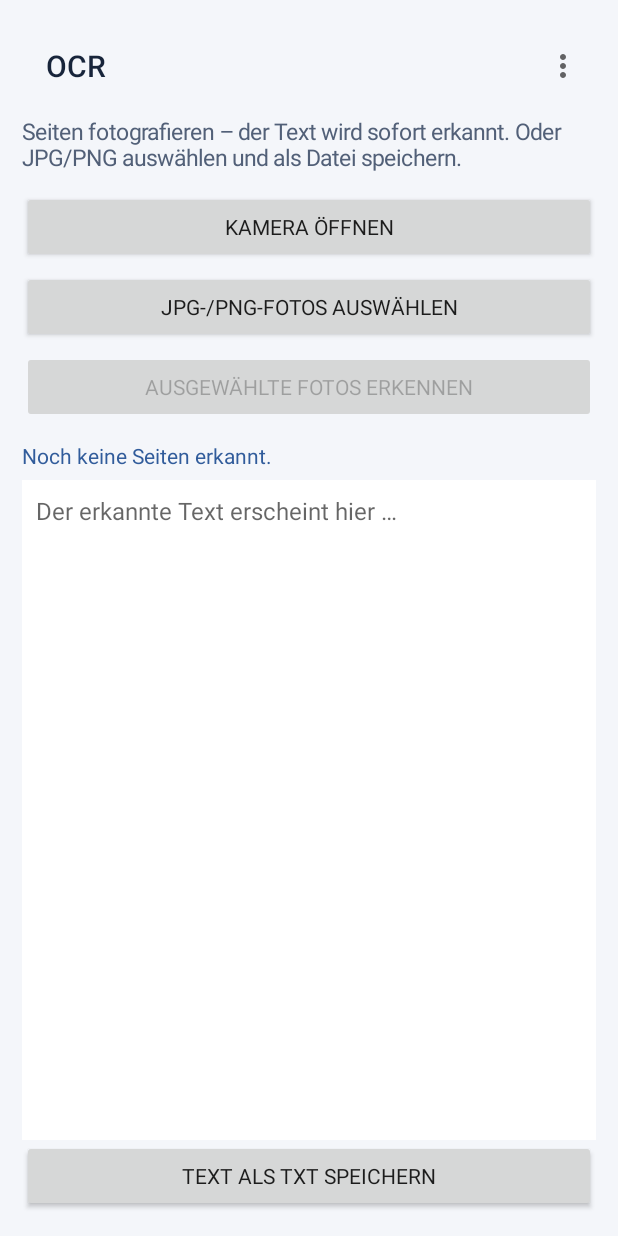
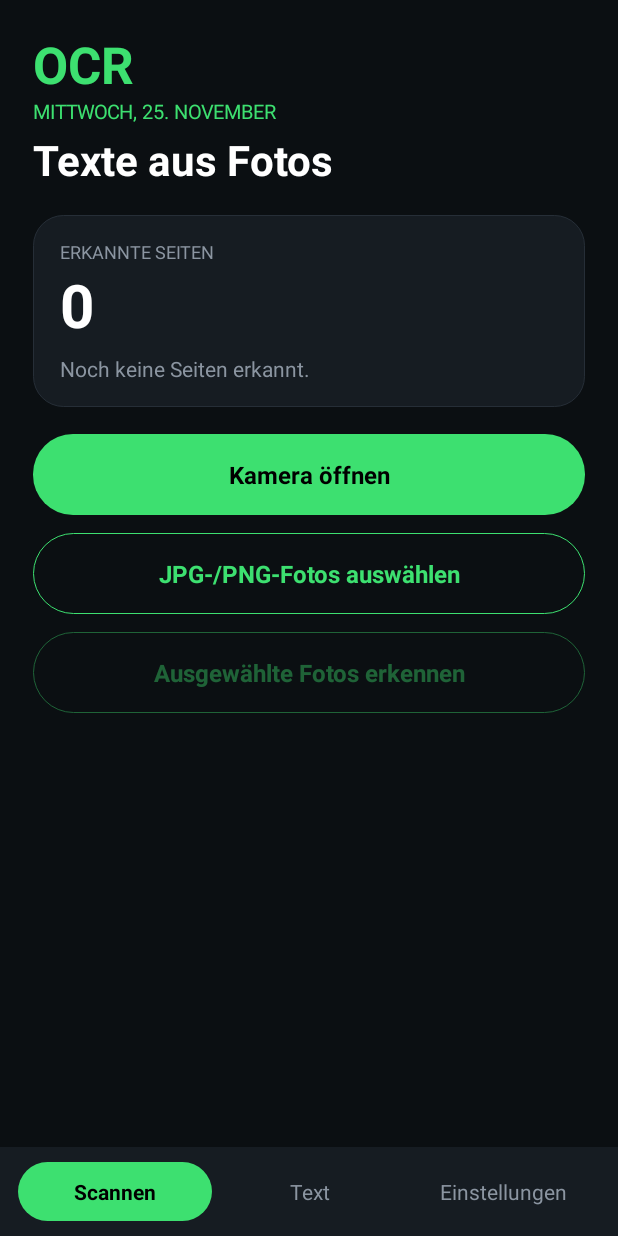
Before and after one commit to Uwaga2026/OCR-Android, an Android app: the screen it shows after launch (MainActivity), on a phone screen of 412 x 824 dp. Run offline under Robolectric (Android 15) with nearby library versions, the phone set to English and light mode, and no system bars; libraries missing offline, so code that uses them is left out: com.google.mlkit.vision, kotlinx.coroutines.tasks.

Commit message:
Icon ohne weißen Rand, Design im dunklen Stil mit Navigation
Co-Authored-By: Claude Haiku 5.5 <noreply@anthropic.com>
Claude-Session: https://claude.ai/code/session_01QGCmoMnRYVUWMxWWtuWcFb

```diff
--- a/app/src/main/java/de/example/buchocr/CameraActivity.kt
+++ b/app/src/main/java/de/example/buchocr/CameraActivity.kt
@@ -114,7 +114,7 @@ class CameraActivity : AppCompatActivity() {
             text = "Foto"
             textSize = 16f
             setTextColor(Color.BLACK)
-            background = circle(Color.WHITE)
+            background = circle(0xFF3DE070.toInt())
             setOnClickListener { takePhoto() }
         }
         val done = Button(this).apply {
@@ -201,7 +201,7 @@ class CameraActivity : AppCompatActivity() {
     private fun showBadge(style: Style, message: String) {
         badge.background = circle(
             when (style) {
-                Style.GOOD -> 0xFF2E7D32.toInt()
+                Style.GOOD -> 0xFF2BC05E.toInt()
                 Style.WARN -> 0xFFEF8F00.toInt()
                 Style.BAD -> 0xFFC62828.toInt()
             }
--- a/app/src/main/java/de/example/buchocr/MainActivity.kt
+++ b/app/src/main/java/de/example/buchocr/MainActivity.kt
@@ -1,10 +1,14 @@
 package de.example.buchocr
 
+import android.content.Context
 import android.content.Intent
 import android.graphics.Color
 import android.graphics.Typeface
+import android.graphics.drawable.GradientDrawable
+import android.net.Uri
 import android.os.Bundle
 import android.view.Gravity
+import android.view.View
 import android.view.ViewGroup
 import android.view.textservice.SentenceSuggestionsInfo
 import android.view.textservice.SpellCheckerSession
@@ -13,14 +17,14 @@ import android.view.textservice.TextInfo
 import android.view.textservice.TextServicesManager
 import android.widget.Button
 import android.widget.EditText
+import android.widget.FrameLayout
 import android.widget.LinearLayout
+import android.widget.ScrollView
 import android.widget.TextView
 import android.widget.Toast
-import android.content.Context
 import androidx.activity.result.contract.ActivityResultContracts
 import androidx.appcompat.app.AlertDialog
 import androidx.appcompat.app.AppCompatActivity
-import androidx.appcompat.widget.Toolbar
 import androidx.core.view.ViewCompat
 import androidx.core.view.WindowCompat
 import androidx.core.view.WindowInsetsCompat
@@ -30,16 +34,27 @@ import java.text.SimpleDateFormat
 import java.util.Date
 import java.util.Locale
 
+// Farben aus dem Design
+private val BG = 0xFF0B0F12.toInt()
+private val CARD = 0xFF161C22.toInt()
+private val CARD_BORDER = 0xFF262E37.toInt()
+private val GREEN = 0xFF3DE070.toInt()
+private val TEXT = 0xFFFFFFFF.toInt()
+private val MUTED = 0xFF8B95A1.toInt()
+private val DANGER = 0xFFFF6B6B.toInt()
+
 class MainActivity : AppCompatActivity() {
 
-    private lateinit var toolbar: Toolbar
-    private lateinit var status: TextView
+    private lateinit var countView: TextView
+    private lateinit var statusHint: TextView
     private lateinit var editor: EditText
     private lateinit var runButton: Button
     private lateinit var chooseButton: Button
     private lateinit var cameraButton: Button
+    private lateinit var panels: List<View>
+    private lateinit var navTabs: List<TextView>
 
-    private val pending = mutableListOf<android.net.Uri>()
+    private val pending = mutableListOf<Uri>()
     private var busy = false
     private var spellSession: SpellCheckerSession? = null
 
@@ -68,6 +83,7 @@ class MainActivity : AppCompatActivity() {
     override fun onCreate(savedInstanceState: Bundle?) {
         super.onCreate(savedInstanceState)
         buildScreen()
+        showTab(0)
     }
 
     override fun onResume() {
@@ -82,108 +98,207 @@ class MainActivity : AppCompatActivity() {
         ScanStore.text = editor.text.toString()
     }
 
+    // --- Aufbau ----------------------------------------------------------------------
+
+    private fun dp(v: Int) = (v * resources.displayMetrics.density).toInt()
+
+    private fun rounded(color: Int, radius: Float, strokeDp: Int = 0, strokeColor: Int = 0) =
+        GradientDrawable().apply {
+            setColor(color)
+            cornerRadius = radius
+            if (strokeDp > 0) setStroke(dp(strokeDp), strokeColor)
+        }
+
+    private fun label(text: String, size: Float, color: Int, bold: Boolean = false) = TextView(this).apply {
+        this.text = text
+        textSize = size
+        setTextColor(color)
+        if (bold) typeface = Typeface.DEFAULT_BOLD
+    }
+
+    private fun column() = LinearLayout(this).apply { orientation = LinearLayout.VERTICAL }
+
+    private fun card() = LinearLayout(this).apply {
+        orientation = LinearLayout.VERTICAL
+        background = rounded(CARD, dp(20).toFloat(), 1, CARD_BORDER)
+        setPadding(dp(18), dp(16), dp(18), dp(16))
+    }
+
+    private fun lp(bottomDp: Int = 0) = LinearLayout.LayoutParams(
+        ViewGroup.LayoutParams.MATCH_PARENT, ViewGroup.LayoutParams.WRAP_CONTENT
+    ).apply { bottomMargin = dp(bottomDp) }
+
+    /** Pillenform wie im Design: gefüllt (Akzent) oder umrandet. */
+    private fun pill(text: String, filled: Boolean, color: Int = GREEN, onClick: () -> Unit): Button =
+        Button(this).apply {
+            this.text = text
+            isAllCaps = false
+            textSize = 16f
+            typeface = Typeface.DEFAULT_BOLD
+            stateListAnimator = null
+            elevation = 0f
+            minHeight = dp(54)
+            setTextColor(if (filled) Color.BLACK else color)
+            background = if (filled) rounded(GREEN, dp(27).toFloat())
+            else rounded(Color.TRANSPARENT, dp(27).toFloat(), 1, color)
+            setOnClickListener { onClick() }
+        }
+
     private fun buildScreen() {
-        toolbar = Toolbar(this).apply {
-            title = "OCR"
-            setTitleTextColor(0xFF17243A.toInt())
-            setBackgroundColor(0xFFF4F6FA.toInt())
-            inflateMenu(R.menu.main_menu)
-            setOnMenuItemClickListener { item ->
-                when (item.itemId) {
-                    R.id.menu_spell -> { spellCheck(); true }
-                    R.id.menu_clear -> { confirmClear(); true }
-                    else -> false
-                }
-            }
+        val root = LinearLayout(this).apply {
+            orientation = LinearLayout.VERTICAL
+            setBackgroundColor(BG)
         }
-        val outer = LinearLayout(this).apply {
-            orientation = LinearLayout.VERTICAL
-            setPadding(22, 24, 22, 16)
-            setBackgroundColor(0xFFF4F6FA.toInt())
-        }
-        val intro = TextView(this).apply {
-            text = "Seiten fotografieren – der Text wird sofort erkannt. Oder JPG/PNG auswählen und als Datei speichern."
-            textSize = 15f
-            setTextColor(0xFF526078.toInt())
-            setPadding(0, 8, 0, 18)
-        }
-        cameraButton = Button(this).apply {
-            text = "Kamera öffnen"
-            setOnClickListener { startActivity(Intent(this@MainActivity, CameraActivity::class.java)) }
-        }
-        chooseButton = Button(this).apply {
-            text = "JPG-/PNG-Fotos auswählen"
-            setOnClickListener { picker.launch(arrayOf("image/jpeg", "image/png")) }
-        }
-        runButton = Button(this).apply {
-            text = "Ausgewählte Fotos erkennen"
-            isEnabled = false
-            setOnClickListener { processPending() }
-        }
-        status = TextView(this).apply {
-            textSize = 14f
-            setTextColor(0xFF315C9B.toInt())
-            setPadding(0, 10, 0, 10)
-        }
-        editor = EditText(this).apply {
-            hint = "Der erkannte Text erscheint hier …"
-            textSize = 16f
-            gravity = Gravity.TOP
-            minLines = 12
-            setPadding(14, 14, 14, 14)
-            setBackgroundColor(0xFFFFFFFF.toInt())
-        }
-        val save = Button(this).apply {
-            text = "Text als TXT speichern"
-            setOnClickListener { saveText() }
-        }
-        outer.addView(toolbar, LinearLayout.LayoutParams(
+        val content = FrameLayout(this)
+        panels = listOf(buildHome(), buildText(), buildSettings())
+        panels.forEach { content.addView(it, FrameLayout.LayoutParams(
+            ViewGroup.LayoutParams.MATCH_PARENT, ViewGroup.LayoutParams.MATCH_PARENT
+        )) }
+        root.addView(content, LinearLayout.LayoutParams(ViewGroup.LayoutParams.MATCH_PARENT, 0, 1f))
+        root.addView(buildNav(), LinearLayout.LayoutParams(
             ViewGroup.LayoutParams.MATCH_PARENT, ViewGroup.LayoutParams.WRAP_CONTENT
         ))
-        outer.addView(intro)
-        outer.addView(cameraButton, match())
-        outer.addView(chooseButton, match())
-        outer.addView(runButton, match())
-        outer.addView(status)
-        outer.addView(editor, LinearLayout.LayoutParams(
-            ViewGroup.LayoutParams.MATCH_PARENT, 0, 1f
-        ))
-        outer.addView(save, match())
-        setContentView(outer)
+        setContentView(root)
 
         // Ab Android 15 (targetSdk 35) zeichnet sich die App hinter Status- und Navigationsleiste.
-        // Der Abstand unten berücksichtigt außerdem die Bildschirmtastatur.
+        // Unten Platz für Navigationsleiste oder Bildschirmtastatur lassen.
         WindowCompat.setDecorFitsSystemWindows(window, true)
-        ViewCompat.setOnApplyWindowInsetsListener(outer) { v, insets ->
+        ViewCompat.setOnApplyWindowInsetsListener(root) { v, insets ->
             val bars = insets.getInsets(WindowInsetsCompat.Type.systemBars())
             val ime = insets.getInsets(WindowInsetsCompat.Type.ime())
-            v.setPadding(
-                22 + bars.left, 24 + bars.top, 22 + bars.right,
-                16 + maxOf(bars.bottom, ime.bottom)
-            )
+            v.setPadding(bars.left, bars.top, bars.right, maxOf(bars.bottom, ime.bottom))
             insets
         }
     }
 
-    private fun match() = LinearLayout.LayoutParams(
-        ViewGroup.LayoutParams.MATCH_PARENT, ViewGroup.LayoutParams.WRAP_CONTENT
-    ).apply { bottomMargin = 8 }
+    private fun buildHome(): View {
+        val col = column().apply { setPadding(dp(22), dp(20), dp(22), dp(16)) }
+        col.addView(label("OCR", 34f, GREEN, true))
+        col.addView(label(
+            SimpleDateFormat("EEEE, d. MMMM", Locale.GERMANY).format(Date()).uppercase(Locale.GERMANY),
+            13f, GREEN
+        ))
+        col.addView(label("Texte aus Fotos", 28f, TEXT, true).apply { setPadding(0, dp(4), 0, dp(18)) })
+
+        val statusCard = card()
+        statusCard.addView(label("ERKANNTE SEITEN", 12f, MUTED))
+        countView = label("0", 40f, TEXT, true)
+        statusCard.addView(countView)
+        statusHint = label("", 14f, MUTED).apply { setPadding(0, dp(6), 0, 0) }
+        statusCard.addView(statusHint)
+        col.addView(statusCard, lp(18))
+
+        cameraButton = pill("Kamera öffnen", true) { startActivity(Intent(this, CameraActivity::class.java)) }
+        chooseButton = pill("JPG-/PNG-Fotos auswählen", false) { picker.launch(arrayOf("image/jpeg", "image/png")) }
+        runButton = pill("Ausgewählte Fotos erkennen", false) { processPending() }
+        col.addView(cameraButton, lp(12))
+        col.addView(chooseButton, lp(12))
+        col.addView(runButton, lp(0))
+
+        return ScrollView(this).apply { addView(col) }
+    }
+
+    private fun buildText(): View {
+        val col = column().apply { setPadding(dp(22), dp(20), dp(22), dp(16)) }
+        col.addView(label("Erkannter Text", 26f, TEXT, true), lp(14))
+        editor = EditText(this).apply {
+            hint = "Der erkannte Text erscheint hier …"
+            textSize = 16f
+            setTextColor(TEXT)
+            setHintTextColor(MUTED)
+            gravity = Gravity.TOP
+            background = rounded(CARD, dp(20).toFloat(), 1, CARD_BORDER)
+            setPadding(dp(16), dp(16), dp(16), dp(16))
+        }
+        col.addView(editor, LinearLayout.LayoutParams(ViewGroup.LayoutParams.MATCH_PARENT, 0, 1f).apply {
+            bottomMargin = dp(14)
+        })
+        col.addView(pill("Als TXT speichern", true) { saveText() }, lp(12))
+        col.addView(pill("Teilen", false) { shareText() }, lp(0))
+        return col
+    }
+
+    private fun buildSettings(): View {
+        val col = column().apply { setPadding(dp(22), dp(20), dp(22), dp(16)) }
+        col.addView(label("Einstellungen", 26f, TEXT, true), lp(16))
+
+        val spell = card()
+        spell.addView(label("Rechtschreibung", 18f, TEXT, true))
+        spell.addView(label(
+            "Prüft den Text mit der Rechtschreibprüfung deines Handys und zeigt Vorschläge.",
+            14f, MUTED
+        ).apply { setPadding(0, dp(6), 0, dp(12)) })
+        spell.addView(pill("Rechtschreibung prüfen", false) { spellCheck() }, lp(0))
+        col.addView(spell, lp(14))
+
+        val clear = card()
+        clear.addView(label("Text löschen", 18f, TEXT, true))
+        clear.addView(label(
+            "Entfernt den erkannten Text und die Seitenzählung. Deine Fotos bleiben erhalten.",
+            14f, MUTED
+        ).apply { setPadding(0, dp(6), 0, dp(12)) })
+        clear.addView(pill("Text löschen …", false, DANGER) { confirmClear() }, lp(0))
+        col.addView(clear, lp(14))
+
+        val privacy = card()
+        privacy.addView(label("Datenschutz", 18f, TEXT, true))
+        privacy.addView(label(
+            "Die Texterkennung läuft offline auf deinem Gerät. Die App lädt keine Fotos hoch.",
+            14f, MUTED
+        ).apply { setPadding(0, dp(6), 0, 0) })
+        col.addView(privacy)
+
+        return ScrollView(this).apply { addView(col) }
+    }
+
+    private fun buildNav(): View {
+        val bar = LinearLayout(this).apply {
+            orientation = LinearLayout.HORIZONTAL
+            setBackgroundColor(CARD)
+            setPadding(dp(12), dp(10), dp(12), dp(10))
+            gravity = Gravity.CENTER
+        }
+        navTabs = listOf("Scannen", "Text", "Einstellungen").mapIndexed { i, name ->
+            TextView(this).apply {
+                text = name
+                textSize = 14f
+                gravity = Gravity.CENTER
+                setPadding(dp(10), dp(10), dp(10), dp(10))
+                setOnClickListener { showTab(i) }
+            }.also { bar.addView(it, LinearLayout.LayoutParams(0, ViewGroup.LayoutParams.WRAP_CONTENT, 1f)) }
+        }
+        return bar
+    }
+
+    private fun showTab(index: Int) {
+        panels.forEachIndexed { i, v -> v.visibility = if (i == index) View.VISIBLE else View.GONE }
+        navTabs.forEachIndexed { i, t ->
+            val active = i == index
+            t.background = if (active) rounded(GREEN, dp(22).toFloat()) else null
+            t.setTextColor(if (active) Color.BLACK else MUTED)
+            t.typeface = if (active) Typeface.DEFAULT_BOLD else Typeface.DEFAULT
+        }
+    }
+
+    private fun updateStatus() {
+        countView.text = ScanStore.pageCount.toString()
+        statusHint.text = when {
+            pending.isNotEmpty() -> "${pending.size} Foto(s) warten auf Erkennung."
+            ScanStore.pageCount == 0 -> "Noch keine Seiten erkannt."
+            else -> "Du kannst den Text korrigieren, die Rechtschreibung prüfen und speichern."
+        }
+        runButton.isEnabled = !busy && pending.isNotEmpty()
+        runButton.alpha = if (runButton.isEnabled) 1f else 0.4f
+    }
 
     private fun setBusy(value: Boolean) {
         busy = value
         cameraButton.isEnabled = !value
         chooseButton.isEnabled = !value
-        runButton.isEnabled = !value && pending.isNotEmpty()
+        updateStatus()
     }
 
-    private fun updateStatus() {
-        status.text = when {
-            pending.isNotEmpty() -> "${pending.size} Foto(s) warten auf Erkennung."
-            ScanStore.pageCount == 0 -> "Noch keine Seiten erkannt."
-            else -> "${ScanStore.pageCount} Seite(n) erkannt. Du kannst den Text korrigieren, die Rechtschreibung prüfen und speichern."
-        }
-        runButton.isEnabled = !busy && pending.isNotEmpty()
-    }
+    // --- Erkennung -----------------------------------------------------------------
 
     /** Ausgewählte JPG/PNG-Dateien nacheinander erkennen. */
     private fun processPending() {
@@ -197,25 +312,26 @@ class MainActivity : AppCompatActivity() {
             var skipped = 0
             try {
                 batch.forEachIndexed { index, uri ->
-                    status.text = "Foto ${index + 1} von ${batch.size} wird erkannt …"
+                    statusHint.text = "Foto ${index + 1} von ${batch.size} wird erkannt …"
                     when (ScanStore.process(this@MainActivity, uri)) {
                         ScanStore.Outcome.NEW_PAGE -> newPages++
                         else -> skipped++
                     }
                     editor.setText(ScanStore.text)
                 }
-                status.text = "$newPages Seite(n) neu erkannt" +
+                statusHint.text = "$newPages Seite(n) neu erkannt" +
                     (if (skipped > 0) ", $skipped doppelt übersprungen" else "") + "."
             } catch (e: Exception) {
-                status.text = "Fehler bei der Texterkennung: ${e.localizedMessage ?: "Unbekannter Fehler"}"
+                statusHint.text = "Fehler bei der Texterkennung: ${e.localizedMessage ?: "Unbekannter Fehler"}"
             } finally {
                 setBusy(false)
-                if (pending.isNotEmpty()) processPending() else updateStatus()
+                if (pending.isNotEmpty()) processPending()
+                else updateStatus()
             }
         }
     }
 
-    // --- Rechtschreibung ----------------------------------------------------------
+    // --- Rechtschreibung --------------------------------------------------------------
 
     private fun spellCheck() {
         val text = editor.text.toString()
@@ -295,7 +411,7 @@ class MainActivity : AppCompatActivity() {
         editor.setText(regex.replace(editor.text.toString(), Regex.escapeReplacement(replacement)))
     }
 
-    // --- Text löschen und speichern ------------------------------------------------
+    // --- Löschen, speichern, teilen -------------------------------------------------
 
     private fun confirmClear() {
         AlertDialog.Builder(this)
@@ -322,4 +438,17 @@ class MainActivity : AppCompatActivity() {
         val stamp = SimpleDateFormat("yyyyMMdd_HHmm", Locale.GERMANY).format(Date())
         createDocument.launch("Buchtext_$stamp.txt")
     }
+
+    private fun shareText() {
+        val text = editor.text.toString()
+        if (text.isBlank()) {
+            Toast.makeText(this, "Es gibt noch keinen Text zum Teilen.", Toast.LENGTH_SHORT).show()
+            return
+        }
+        val send = Intent(Intent.ACTION_SEND).apply {
+            type = "text/plain"
+            putExtra(Intent.EXTRA_TEXT, text)
+        }
+        startActivity(Intent.createChooser(send, "Text teilen"))
+    }
 }
--- a/app/src/main/res/menu/main_menu.xml
+++ /dev/null
@@ -1,12 +0,0 @@
-<?xml version="1.0" encoding="utf-8"?>
-<menu xmlns:android="http://schemas.android.com/apk/res/android"
-    xmlns:app="http://schemas.android.com/apk/res-auto">
-    <item
-        android:id="@+id/menu_spell"
-        android:title="Rechtschreibung prüfen"
-        app:showAsAction="never" />
-    <item
-        android:id="@+id/menu_clear"
-        android:title="Text löschen …"
-        app:showAsAction="never" />
-</menu>
--- a/app/src/main/res/values/styles.xml
+++ b/app/src/main/res/values/styles.xml
@@ -1,10 +1,11 @@
 <resources>
-    <style name="AppTheme" parent="Theme.AppCompat.Light.NoActionBar">
-        <item name="colorAccent">#315C9B</item>
-        <item name="android:fontFamily">sans</item>
-        <item name="android:windowLightStatusBar">true</item>
-        <item name="android:statusBarColor">#F4F6FA</item>
-        <item name="android:navigationBarColor">#F4F6FA</item>
-        <item name="android:windowLightNavigationBar">true</item>
+    <style name="AppTheme" parent="Theme.AppCompat.NoActionBar">
+        <item name="colorPrimary">#3DE070</item>
+        <item name="colorAccent">#3DE070</item>
+        <item name="android:windowBackground">#0B0F12</item>
+        <item name="android:statusBarColor">#0B0F12</item>
+        <item name="android:navigationBarColor">#0B0F12</item>
+        <item name="android:windowLightStatusBar">false</item>
+        <item name="android:windowLightNavigationBar">false</item>
     </style>
 </resources>
```
Also changed, not shown: app/src/main/ic_launcher_playstore.png, app/src/main/res/mipmap-hdpi/ic_launcher.png, app/src/main/res/mipmap-hdpi/ic_launcher_round.png, app/src/main/res/mipmap-mdpi/ic_launcher.png, app/src/main/res/mipmap-mdpi/ic_launcher_round.png, app/src/main/res/mipmap-xhdpi/ic_launcher.png, app/src/main/res/mipmap-xhdpi/ic_launcher_round.png, app/src/main/res/mipmap-xxhdpi/ic_launcher.png, app/src/main/res/mipmap-xxhdpi/ic_launcher_round.png, app/src/main/res/mipmap-xxxhdpi/ic_launcher.png, app/src/main/res/mipmap-xxxhdpi/ic_launcher_round.png.
